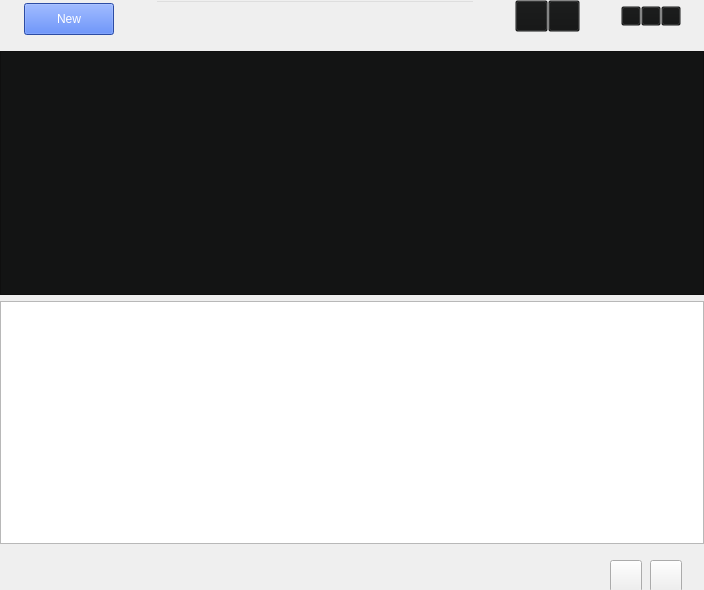
Before: the Qt Designer form widget.ui in Franklin-Qi/kylinNote, drawn with Qt 5.
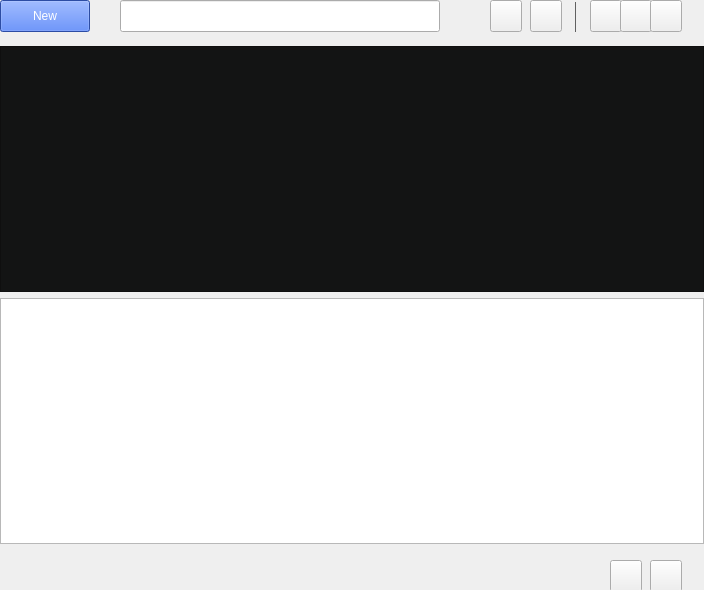
After: the same form once the commit is applied. Icons and pictures are not drawn.

Patch:
```diff
--- a/widget.ui
+++ b/widget.ui
@@ -27,49 +27,22 @@
    </property>
    <layout class="QVBoxLayout" name="verticalLayout">
     <item>
-     <widget class="QFrame" name="frameRight">
-      <property name="styleSheet">
-       <string notr="true">background:rgba(19,20,20,0);</string>
-      </property>
-      <layout class="QVBoxLayout" name="verticalLayout_textEdit">
-       <property name="spacing">
-        <number>0</number>
-       </property>
-       <property name="leftMargin">
-        <number>0</number>
-       </property>
-       <property name="topMargin">
-        <number>0</number>
-       </property>
-       <property name="rightMargin">
-        <number>0</number>
-       </property>
-       <property name="bottomMargin">
-        <number>0</number>
-       </property>
-       <item>
-        <layout class="QHBoxLayout" name="horizontalLayout_textEdit">
-         <property name="spacing">
-          <number>0</number>
-         </property>
-         <item>
-          <spacer name="horizontalSpacer_leftNewNoteButton">
-           <property name="orientation">
-            <enum>Qt::Horizontal</enum>
-           </property>
-           <property name="sizeType">
-            <enum>QSizePolicy::Minimum</enum>
-           </property>
-           <property name="sizeHint" stdset="0">
+     <widget class="QWidget" name="widget_3" native="true">
+      <property name="minimumSize">
             <size>
-             <width>24</width>
-             <height>20</height>
-            </size>
-           </property>
-          </spacer>
-         </item>
-         <item>
+        <width>0</width>
+        <height>40</height>
+       </size>
+      </property>
           <widget class="QPushButton" name="newKynote">
+       <property name="geometry">
+        <rect>
+         <x>0</x>
+         <y>0</y>
+         <width>90</width>
+         <height>32</height>
+        </rect>
+       </property>
            <property name="minimumSize">
             <size>
              <width>90</width>
@@ -106,22 +79,15 @@
             </size>
            </property>
           </widget>
-         </item>
-         <item>
-          <spacer name="horizontalSpacer_rightNewNoteButton">
-           <property name="orientation">
-            <enum>Qt::Horizontal</enum>
-           </property>
-           <property name="sizeHint" stdset="0">
-            <size>
-             <width>40</width>
-             <height>20</height>
-            </size>
-           </property>
-          </spacer>
-         </item>
-         <item>
           <widget class="QLineEdit" name="SearchLine">
+       <property name="geometry">
+        <rect>
+         <x>120</x>
+         <y>0</y>
+         <width>320</width>
+         <height>32</height>
+        </rect>
+       </property>
            <property name="minimumSize">
             <size>
              <width>320</width>
@@ -132,22 +98,15 @@
             <string notr="true"/>
            </property>
           </widget>
-         </item>
-         <item>
-          <spacer name="horizontalSpacer_leftTrashBUtton">
-           <property name="orientation">
-            <enum>Qt::Horizontal</enum>
-           </property>
-           <property name="sizeHint" stdset="0">
-            <size>
-             <width>40</width>
-             <height>20</height>
-            </size>
-           </property>
-          </spacer>
-         </item>
-         <item>
           <widget class="QPushButton" name="add_more_btn">
+       <property name="geometry">
+        <rect>
+         <x>490</x>
+         <y>0</y>
+         <width>32</width>
+         <height>32</height>
+        </rect>
+       </property>
            <property name="minimumSize">
             <size>
              <width>32</width>
@@ -183,9 +142,15 @@
             </size>
            </property>
           </widget>
-         </item>
-         <item>
           <widget class="QPushButton" name="change_page_btn">
+       <property name="geometry">
+        <rect>
+         <x>530</x>
+         <y>0</y>
+         <width>32</width>
+         <height>32</height>
+        </rect>
+       </property>
            <property name="minimumSize">
             <size>
              <width>32</width>
@@ -205,32 +170,25 @@
             <string/>
            </property>
           </widget>
-         </item>
-         <item>
-          <spacer name="horizontalSpacer">
-           <property name="orientation">
-            <enum>Qt::Horizontal</enum>
-           </property>
-           <property name="sizeHint" stdset="0">
-            <size>
-             <width>13</width>
-             <height>13</height>
-            </size>
-           </property>
-          </spacer>
-         </item>
-         <item>
           <widget class="QPushButton" name="set_btn">
+       <property name="geometry">
+        <rect>
+         <x>590</x>
+         <y>0</y>
+         <width>32</width>
+         <height>32</height>
+        </rect>
+       </property>
            <property name="minimumSize">
             <size>
-             <width>20</width>
-             <height>20</height>
+         <width>32</width>
+         <height>32</height>
             </size>
            </property>
            <property name="maximumSize">
             <size>
-             <width>20</width>
-             <height>20</height>
+         <width>32</width>
+         <height>32</height>
             </size>
            </property>
            <property name="cursor">
@@ -250,19 +208,25 @@
              <normaloff>:/images/3dots_Regular.png</normaloff>:/images/3dots_Regular.png</iconset>
            </property>
           </widget>
-         </item>
-         <item>
           <widget class="QPushButton" name="pushButton_Mini">
+       <property name="geometry">
+        <rect>
+         <x>620</x>
+         <y>0</y>
+         <width>32</width>
+         <height>32</height>
+        </rect>
+       </property>
            <property name="minimumSize">
             <size>
-             <width>20</width>
-             <height>20</height>
+         <width>32</width>
+         <height>32</height>
             </size>
            </property>
            <property name="maximumSize">
             <size>
-             <width>20</width>
-             <height>20</height>
+         <width>32</width>
+         <height>32</height>
             </size>
            </property>
            <property name="styleSheet">
@@ -272,19 +236,25 @@
             <string/>
            </property>
           </widget>
-         </item>
-         <item>
           <widget class="QPushButton" name="pushButton_Exit">
+       <property name="geometry">
+        <rect>
+         <x>650</x>
+         <y>0</y>
+         <width>32</width>
+         <height>32</height>
+        </rect>
+       </property>
            <property name="minimumSize">
             <size>
-             <width>20</width>
-             <height>20</height>
+         <width>32</width>
+         <height>32</height>
             </size>
            </property>
            <property name="maximumSize">
             <size>
-             <width>20</width>
-             <height>20</height>
+         <width>32</width>
+         <height>32</height>
             </size>
            </property>
            <property name="styleSheet">
@@ -294,42 +264,25 @@
             <string/>
            </property>
           </widget>
-         </item>
-         <item>
-          <spacer name="horizontalSpacer_rightTrashButton">
-           <property name="orientation">
-            <enum>Qt::Horizontal</enum>
-           </property>
-           <property name="sizeType">
-            <enum>QSizePolicy::Minimum</enum>
-           </property>
-           <property name="sizeHint" stdset="0">
-            <size>
-             <width>23</width>
-             <height>20</height>
-            </size>
-           </property>
-          </spacer>
-         </item>
-        </layout>
-       </item>
-       <item>
-        <spacer name="verticalSpacer_upTextEdit">
-         <property name="orientation">
-          <enum>Qt::Vertical</enum>
-         </property>
-         <property name="sizeType">
-          <enum>QSizePolicy::Minimum</enum>
-         </property>
-         <property name="sizeHint" stdset="0">
-          <size>
-           <width>17</width>
-           <height>13</height>
-          </size>
-         </property>
-        </spacer>
-       </item>
-      </layout>
+      <widget class="QFrame" name="frame">
+       <property name="geometry">
+        <rect>
+         <x>575</x>
+         <y>2</y>
+         <width>1</width>
+         <height>30</height>
+        </rect>
+       </property>
+       <property name="styleSheet">
+        <string notr="true">background-color: rgb(126, 126, 126);</string>
+       </property>
+       <property name="frameShape">
+        <enum>QFrame::StyledPanel</enum>
+       </property>
+       <property name="frameShadow">
+        <enum>QFrame::Raised</enum>
+       </property>
+      </widget>
      </widget>
     </item>
     <item>
```
Lines whose indentation alone changed are shown as unchanged.
